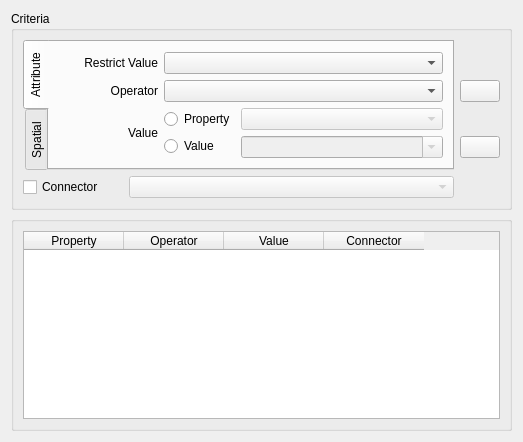
Before: the Qt Designer form src/terralib/qt/widgets/query/ui/WhereClauseWidgetForm.ui in claudiobogossian/terralib5, drawn with Qt 5.
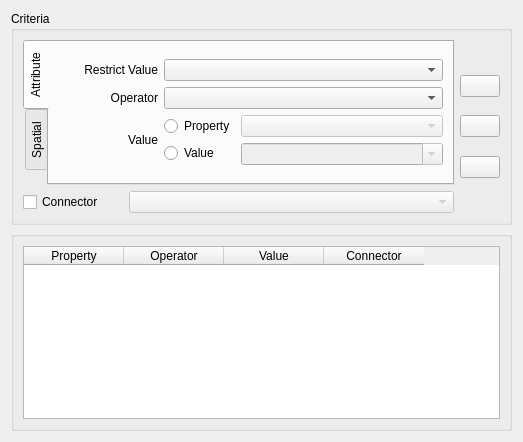
After: the same form once the commit is applied.

Commit message: added clear button in query interface

The edit to the form file:
```diff
--- a/src/terralib/qt/widgets/query/ui/WhereClauseWidgetForm.ui
+++ b/src/terralib/qt/widgets/query/ui/WhereClauseWidgetForm.ui
@@ -391,7 +391,7 @@
               </property>
              </widget>
             </item>
-            <item row="4" column="0">
+            <item row="6" column="0">
              <spacer name="verticalSpacer_2">
               <property name="orientation">
                <enum>Qt::Vertical</enum>
@@ -404,6 +404,26 @@
               </property>
              </spacer>
             </item>
+            <item row="5" column="0">
+             <widget class="QPushButton" name="m_clearAllPushButton">
+              <property name="text">
+               <string/>
+              </property>
+             </widget>
+            </item>
+            <item row="4" column="0">
+             <spacer name="verticalSpacer_4">
+              <property name="orientation">
+               <enum>Qt::Vertical</enum>
+              </property>
+              <property name="sizeHint" stdset="0">
+               <size>
+                <width>20</width>
+                <height>17</height>
+               </size>
+              </property>
+             </spacer>
+            </item>
            </layout>
           </item>
          </layout>
```
The commit also changes 3 other files.
